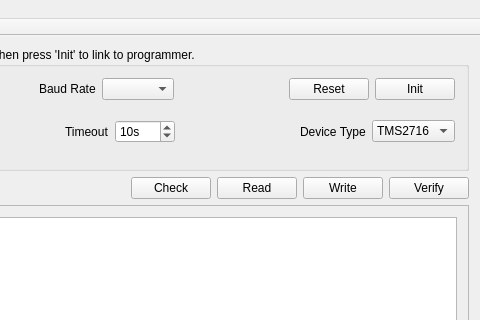
Old version of the form guiMainWindow.ui in the repository Keith969/eprom_prg; both pictures show x 236 to 716 and y 0 to 320 of the 716 by 557 pixel window.
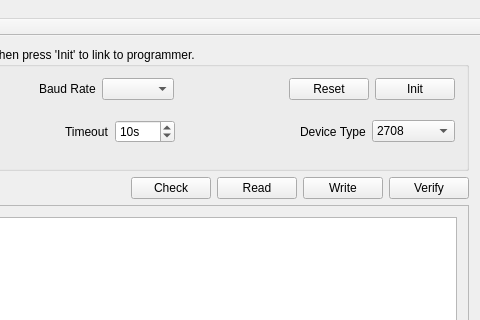
New version of the form.

Commit message: change order of choices of device

Patch:
```diff
--- a/guiMainWindow.ui
+++ b/guiMainWindow.ui
@@ -213,12 +213,12 @@
              </property>
              <item>
               <property name="text">
-               <string>TMS2716</string>
+               <string>2708</string>
               </property>
              </item>
              <item>
               <property name="text">
-               <string>2708</string>
+               <string>TMS2716</string>
               </property>
              </item>
              <item>
```
